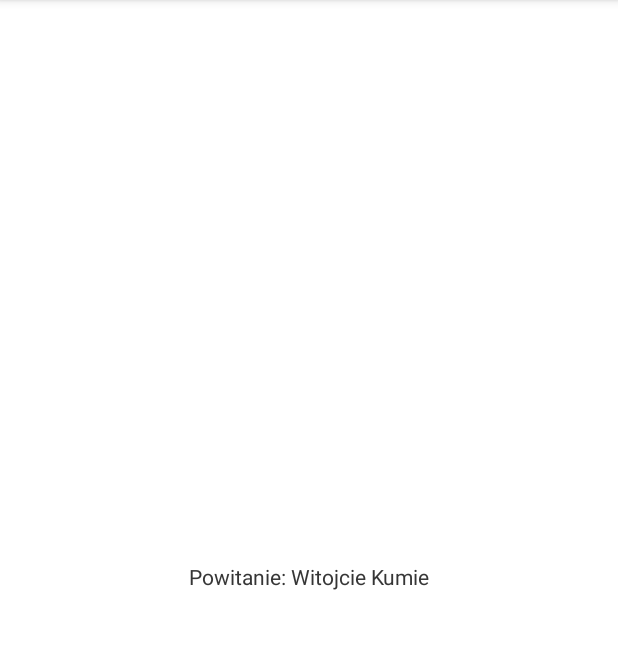
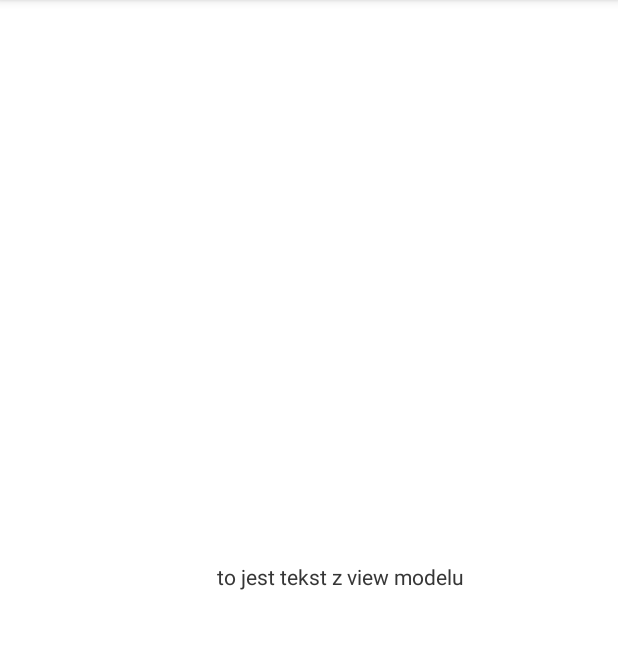
Before and after one commit to bellicaspiritualis/cookbook, an Android app: the screen it shows after launch (MainActivity), on a phone screen of 412 x 824 dp, the part 84-733 px from its top. Run offline under Robolectric (Android 15) with nearby library versions, the phone set to English and light mode, and no system bars.

Commit message:
foldery home i main, pliki viewModel dla Main i Home activity viewModel, funkcja getText w HomeFragmentViewModel pobrana w pliku HomeFragment przez model viewModel.getText()

```diff
--- a/app/src/main/AndroidManifest.xml
+++ b/app/src/main/AndroidManifest.xml
@@ -13,7 +13,7 @@
         android:theme="@style/Theme.Cookbook"
         tools:targetApi="31">
         <activity
-            android:name=".MainActivity"
+            android:name=".main.MainActivity"
             android:exported="true">
             <intent-filter>
                 <action android:name="android.intent.action.MAIN" />
--- a/app/src/main/java/bellica/spiritualis/cookbook/HomeFragment.kt
+++ /dev/null
@@ -1,18 +0,0 @@
-package bellica.spiritualis.cookbook
-
-import android.os.Bundle
-import android.view.LayoutInflater
-import android.view.View
-import android.view.ViewGroup
-import androidx.fragment.app.Fragment
-
-class HomeFragment: Fragment() {
-
-    override fun onCreateView(
-        inflater: LayoutInflater,
-        container: ViewGroup?,
-        savedInstanceState: Bundle?
-    ): View? {
-        return inflater.inflate(R.layout.fragment_home, container,false)
-    }
-}
--- /dev/null
+++ b/app/src/main/java/bellica/spiritualis/cookbook/home/HomeFragment.kt
@@ -0,0 +1,26 @@
+package bellica.spiritualis.cookbook.home
+
+import android.os.Bundle
+import android.view.LayoutInflater
+import android.view.View
+import android.view.ViewGroup
+import android.widget.TextView
+import androidx.fragment.app.Fragment
+import androidx.fragment.app.viewModels
+import bellica.spiritualis.cookbook.R
+
+class HomeFragment: Fragment() {
+
+    private val viewModel: HomeFragmentViewModel by viewModels()
+
+    override fun onCreateView(
+        inflater: LayoutInflater,
+        container: ViewGroup?,
+        savedInstanceState: Bundle?
+    ): View? {
+        val view = inflater.inflate(R.layout.fragment_home, container,false)
+        val myTextView = view.findViewById<TextView>(R.id.my_text_view)
+        myTextView.text = viewModel.getText()
+        return view
+    }
+}
--- /dev/null
+++ b/app/src/main/java/bellica/spiritualis/cookbook/home/HomeFragmentViewModel.kt
@@ -0,0 +1,7 @@
+package bellica.spiritualis.cookbook.home
+
+import androidx.lifecycle.ViewModel
+
+class HomeFragmentViewModel: ViewModel() {
+    fun getText()= "to jest tekst z view modelu"
+}
--- a/app/src/main/java/bellica/spiritualis/cookbook/MainActivity.kt
+++ b/app/src/main/java/bellica/spiritualis/cookbook/main/MainActivity.kt
@@ -1,10 +1,16 @@
-package bellica.spiritualis.cookbook
+package bellica.spiritualis.cookbook.main
 
 import androidx.appcompat.app.AppCompatActivity
 import android.os.Bundle
 import android.util.Log
+import androidx.activity.viewModels
+import bellica.spiritualis.cookbook.R
+import bellica.spiritualis.cookbook.home.HomeFragment
 
 class MainActivity : AppCompatActivity() {
+
+    private val viewModel: MainActivityViewModel by viewModels()
+
     override fun onCreate(savedInstanceState: Bundle?) {
         super.onCreate(savedInstanceState)
         setContentView(R.layout.activity_main)
--- /dev/null
+++ b/app/src/main/java/bellica/spiritualis/cookbook/main/MainActivityViewModel.kt
@@ -0,0 +1,6 @@
+package bellica.spiritualis.cookbook.main
+
+import androidx.lifecycle.ViewModel
+
+class MainActivityViewModel: ViewModel() {
+}
--- a/app/src/main/res/layout/activity_main.xml
+++ b/app/src/main/res/layout/activity_main.xml
@@ -4,12 +4,12 @@
     xmlns:tools="http://schemas.android.com/tools"
     android:layout_width="match_parent"
     android:layout_height="match_parent"
-    tools:context=".MainActivity">
+    tools:context=".main.MainActivity">
 
     <androidx.fragment.app.FragmentContainerView
         android:layout_width="match_parent"
         android:layout_height="match_parent"
         android:id="@+id/fragment_container"
-        android:name="bellica.spiritualis.cookbook.HomeFragment"/>
+        android:name="bellica.spiritualis.cookbook.home.HomeFragment"/>
 
 </androidx.constraintlayout.widget.ConstraintLayout>
--- a/app/src/main/res/layout/fragment_home.xml
+++ b/app/src/main/res/layout/fragment_home.xml
@@ -5,11 +5,13 @@
     android:layout_height="match_parent">
 
     <TextView
+        android:id="@+id/my_text_view"
         android:layout_width="wrap_content"
         android:layout_height="wrap_content"
         android:text="@string/witojcie_fragment"
         app:layout_constraintBottom_toBottomOf="parent"
         app:layout_constraintEnd_toEndOf="parent"
+        app:layout_constraintHorizontal_bias="0.586"
         app:layout_constraintStart_toStartOf="parent"
         app:layout_constraintTop_toTopOf="parent" />
 
```
Also changed, not shown: app/build.gradle (+10 -5 lines).
